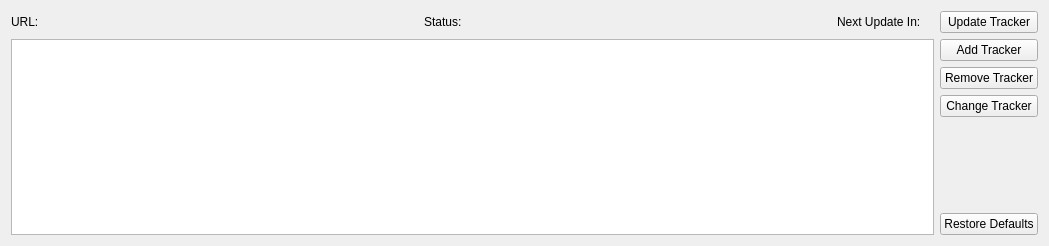
First picture: the form in transfer-plugins/bittorrent/advanceddetails/trackerview.ui, repository KDE/kget, before the edit.
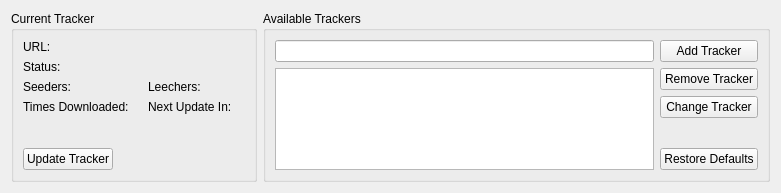
Second picture: the form after the edit. Custom widgets are drawn as their Qt base class.

Commit message: *Backport InfoWidget-stuff from KTorrent *Move AddTracker-Implementation to KTorrent's one

Patch:
```diff
--- a/transfer-plugins/bittorrent/advanceddetails/trackerview.ui
+++ b/transfer-plugins/bittorrent/advanceddetails/trackerview.ui
@@ -5,13 +5,23 @@
    <rect>
     <x>0</x>
     <y>0</y>
-    <width>1049</width>
-    <height>246</height>
+    <width>781</width>
+    <height>193</height>
    </rect>
   </property>
-  <layout class="QGridLayout" >
-   <item row="0" column="0" >
     <layout class="QHBoxLayout" >
+   <item>
+    <widget class="QGroupBox" name="groupBox" >
+     <property name="sizePolicy" >
+      <sizepolicy vsizetype="Preferred" hsizetype="Maximum" >
+       <horstretch>0</horstretch>
+       <verstretch>0</verstretch>
+      </sizepolicy>
+     </property>
+     <property name="title" >
+      <string>Current Tracker</string>
+     </property>
+     <layout class="QVBoxLayout" >
      <item>
       <layout class="QHBoxLayout" >
        <item>
@@ -36,22 +46,6 @@
        </item>
       </layout>
      </item>
-     <item>
-      <spacer>
-       <property name="orientation" >
-        <enum>Qt::Horizontal</enum>
-       </property>
-       <property name="sizeType" >
-        <enum>QSizePolicy::Minimum</enum>
-       </property>
-       <property name="sizeHint" >
-        <size>
-         <width>40</width>
-         <height>20</height>
-        </size>
-       </property>
-      </spacer>
-     </item>
      <item>
       <layout class="QHBoxLayout" >
        <item>
@@ -77,22 +71,80 @@
       </layout>
      </item>
      <item>
-      <spacer>
-       <property name="orientation" >
-        <enum>Qt::Horizontal</enum>
-       </property>
-       <property name="sizeType" >
-        <enum>QSizePolicy::Minimum</enum>
-       </property>
-       <property name="sizeHint" >
-        <size>
-         <width>40</width>
-         <height>20</height>
-        </size>
-       </property>
-      </spacer>
-     </item>
+       <layout class="QGridLayout" >
+        <item row="0" column="0" >
+         <layout class="QHBoxLayout" >
+          <item>
+           <widget class="QLabel" name="label_3" >
+            <property name="text" >
+             <string>Seeders:</string>
+            </property>
+           </widget>
+          </item>
+          <item>
+           <widget class="QLabel" name="m_seeders" >
+            <property name="sizePolicy" >
+             <sizepolicy vsizetype="Preferred" hsizetype="Expanding" >
+              <horstretch>0</horstretch>
+              <verstretch>0</verstretch>
+             </sizepolicy>
+            </property>
+            <property name="text" >
+             <string/>
+            </property>
+           </widget>
+          </item>
+         </layout>
+        </item>
+        <item row="0" column="1" >
+         <layout class="QHBoxLayout" >
      <item>
+           <widget class="QLabel" name="label_6" >
+            <property name="text" >
+             <string>Leechers:</string>
+            </property>
+           </widget>
+          </item>
+          <item>
+           <widget class="QLabel" name="m_leechers" >
+            <property name="sizePolicy" >
+             <sizepolicy vsizetype="Preferred" hsizetype="Expanding" >
+              <horstretch>0</horstretch>
+              <verstretch>0</verstretch>
+             </sizepolicy>
+            </property>
+            <property name="text" >
+             <string/>
+            </property>
+           </widget>
+          </item>
+         </layout>
+        </item>
+        <item row="1" column="0" >
+         <layout class="QHBoxLayout" >
+          <item>
+           <widget class="QLabel" name="label_8" >
+            <property name="text" >
+             <string>Times Downloaded:</string>
+            </property>
+           </widget>
+          </item>
+          <item>
+           <widget class="QLabel" name="m_times_downloaded" >
+            <property name="sizePolicy" >
+             <sizepolicy vsizetype="Preferred" hsizetype="Expanding" >
+              <horstretch>0</horstretch>
+              <verstretch>0</verstretch>
+             </sizepolicy>
+            </property>
+            <property name="text" >
+             <string/>
+            </property>
+           </widget>
+          </item>
+         </layout>
+        </item>
+        <item row="1" column="1" >
       <layout class="QHBoxLayout" >
        <item>
         <widget class="QLabel" name="label_5" >
@@ -103,6 +155,12 @@
        </item>
        <item>
         <widget class="QLabel" name="m_next_update" >
+            <property name="sizePolicy" >
+             <sizepolicy vsizetype="Preferred" hsizetype="Expanding" >
+              <horstretch>0</horstretch>
+              <verstretch>0</verstretch>
+             </sizepolicy>
+            </property>
          <property name="text" >
           <string/>
          </property>
@@ -112,24 +170,70 @@
      </item>
     </layout>
    </item>
-   <item row="0" column="1" >
+      <item>
+       <spacer>
+        <property name="orientation" >
+         <enum>Qt::Vertical</enum>
+        </property>
+        <property name="sizeHint" >
+         <size>
+          <width>20</width>
+          <height>16</height>
+         </size>
+        </property>
+       </spacer>
+      </item>
+      <item>
+       <layout class="QHBoxLayout" >
+        <item>
     <widget class="KPushButton" name="m_update_tracker" >
      <property name="text" >
       <string>Update Tracker</string>
      </property>
     </widget>
    </item>
-   <item row="1" column="1" >
+        <item>
+         <spacer>
+          <property name="orientation" >
+           <enum>Qt::Horizontal</enum>
+          </property>
+          <property name="sizeHint" >
+           <size>
+            <width>40</width>
+            <height>20</height>
+           </size>
+          </property>
+         </spacer>
+        </item>
+       </layout>
+      </item>
+     </layout>
+    </widget>
+   </item>
+   <item>
+    <widget class="QGroupBox" name="groupBox_2" >
+     <property name="title" >
+      <string>Available Trackers</string>
+     </property>
+     <layout class="QGridLayout" >
+      <item row="0" column="0" >
+       <widget class="KLineEdit" name="m_tracker_to_add" >
+        <property name="showClearButton" stdset="0" >
+         <bool>true</bool>
+        </property>
+       </widget>
+      </item>
+      <item row="0" column="1" >
     <widget class="KPushButton" name="m_add_tracker" >
      <property name="text" >
       <string>Add Tracker</string>
      </property>
     </widget>
    </item>
-   <item rowspan="2" row="1" column="0" >
-    <widget class="QListWidget" name="m_tracker_list" />
-   </item>
-   <item row="2" column="1" >
+      <item row="1" column="0" >
+       <widget class="QListView" name="m_tracker_list" />
+      </item>
+      <item row="1" column="1" >
     <layout class="QVBoxLayout" >
      <item>
       <widget class="KPushButton" name="m_remove_tracker" >
@@ -169,7 +273,15 @@
    </item>
   </layout>
  </widget>
+   </item>
+  </layout>
+ </widget>
  <customwidgets>
+  <customwidget>
+   <class>KLineEdit</class>
+   <extends>QLineEdit</extends>
+   <header>klineedit.h</header>
+  </customwidget>
   <customwidget>
    <class>KPushButton</class>
    <extends>QPushButton</extends>
```
Left out of the diff: 4 changed lines with no effect on the pictures. Lines whose indentation alone changed are shown as unchanged. The commit also changes 17 other files.
